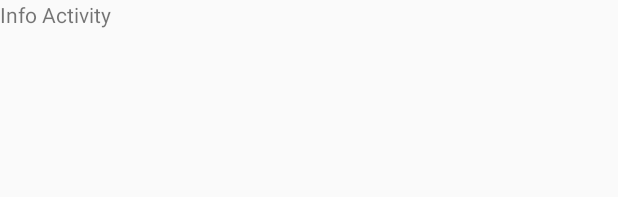
After one commit to MoraruValentin/Bluetooth-Arduino-Weather-Station, an Android app: the layout activity_info.xml on its own in the app's theme, with its tools: preview values and no code run, on a phone screen of 412 x 824 dp. The commit adds this screen. Shown: the top 197 px of the screen. Run offline under Robolectric (Android 15) with nearby library versions, the phone set to English and light mode, and no system bars.

Commit message:
Added an info pagi
added working info page, cleaned up button layout

```diff
--- /dev/null
+++ b/app/src/main/res/layout/activity_info.xml
@@ -0,0 +1,16 @@
+<?xml version="1.0" encoding="utf-8"?>
+<android.support.constraint.ConstraintLayout xmlns:android="http://schemas.android.com/apk/res/android"
+    xmlns:app="http://schemas.android.com/apk/res-auto"
+    xmlns:tools="http://schemas.android.com/tools"
+    android:layout_width="wrap_content"
+    android:layout_height="wrap_content"
+    tools:context=".InfoActivity">
+
+    <TextView
+        android:id="@+id/textView2"
+        android:layout_width="wrap_content"
+        android:layout_height="wrap_content"
+        android:text="@string/activity2_name"
+        app:layout_constraintStart_toStartOf="parent"
+        app:layout_constraintTop_toTopOf="parent" />
+</android.support.constraint.ConstraintLayout>
--- a/app/src/main/res/values/strings.xml
+++ b/app/src/main/res/values/strings.xml
@@ -2,6 +2,7 @@
     <string name="app_name">BluetoothConn</string>
     <string name="search_to_pair_device">Search to pair device</string>
     <string name="connect">Connect</string>
+    <string name="info">Info</string>
     <string name="disconnect">Disconnect</string>
     <string name="on">ON</string>
     <string name="off">OFF</string>
@@ -13,4 +14,5 @@
     <string name="fc28">FC28</string>
     <string name="fc37">FC37</string>
     <string name="status">Check Status</string>
+    <string name="activity2_name">Info Activity</string>
 </resources>
```
Also changed, not shown: app/src/main/AndroidManifest.xml (+12 -6 lines), app/src/main/java/com/ucv/mtv/bluetoothconn/Homescreen.java (+17 -0 lines), app/src/main/java/com/ucv/mtv/bluetoothconn/InfoActivity.java (added, +13 -0 lines), app/src/main/java/com/ucv/mtv/bluetoothconn/MainActivity.java (+12 -10 lines), app/src/main/res/layout/activity_homescreen.xml (+7 -0 lines), app/src/main/res/layout/activity_main.xml (+5 -5 lines).
